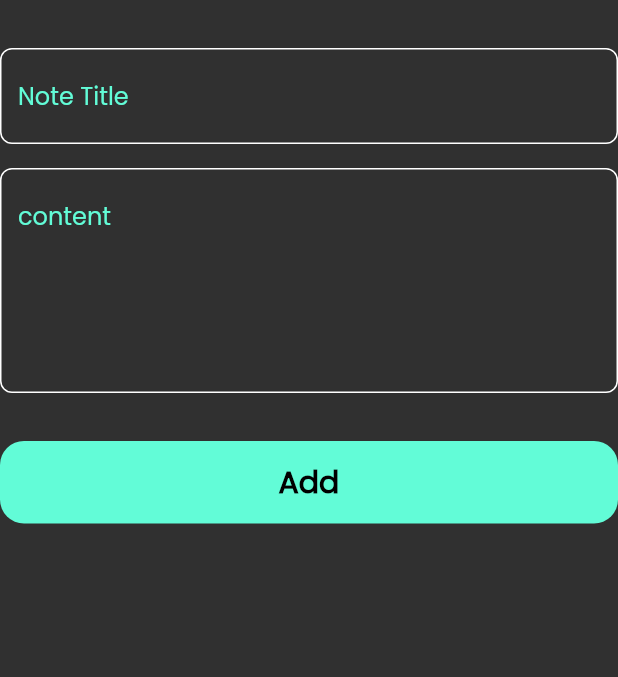
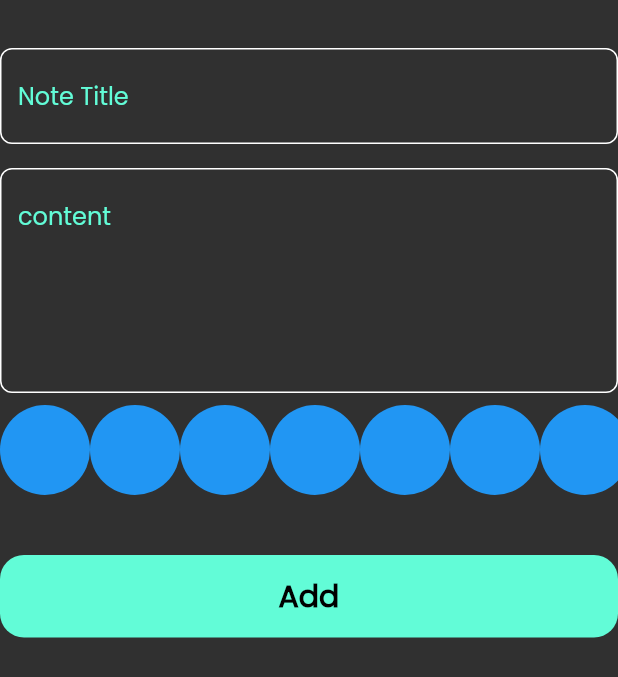
Before and after one commit to AhmedRamy2000/Noto_app, a Flutter app: what addNoteForm() shows on an empty page, opened directly, on a phone screen of 412 x 824 dp. Shown: the top 677 px of the screen. Run offline on Flutter 3.47's test engine with Material 2 defaults, Android fonts, the phone set to English and light mode, and no system bars; our stand-ins replace bloc, flutter_bloc, font_awesome_flutter, hive, hive_flutter, modal_progress_hud_nsn; accounts and stored records are empty.

Commit message:
add colors list view

```diff
--- a/lib/widgets/add_note_form.dart
+++ b/lib/widgets/add_note_form.dart
@@ -3,6 +3,7 @@ import 'package:flutter_bloc/flutter_bloc.dart';
 import 'package:intl/intl.dart';
 import 'package:notesapp/cubits/cubit/add_note_cubit_cubit.dart';
 import 'package:notesapp/models/notes_model.dart';
+import 'package:notesapp/widgets/colors_list_view.dart';
 import 'package:notesapp/widgets/custom_botton.dart';
 import 'package:notesapp/widgets/custom_text_field.dart';
 
@@ -42,6 +43,7 @@ class _addNoteFormState extends State<addNoteForm> {
                 subtitle = value;
               },
             ),
+            ColorsListView(),
             const SizedBox(height: 32),
             BlocBuilder<AddNoteCubitCubit, AddNoteCubitState>(
                 builder: (context, state) {
--- /dev/null
+++ b/lib/widgets/colors_list_view.dart
@@ -0,0 +1,30 @@
+import 'package:flutter/material.dart';
+
+class colorItem extends StatelessWidget {
+  const colorItem({super.key});
+
+  @override
+  Widget build(BuildContext context) {
+    return const CircleAvatar(
+      radius: 30,
+      backgroundColor: Colors.blue,
+    );
+  }
+}
+
+class ColorsListView extends StatelessWidget {
+  const ColorsListView({super.key});
+
+  @override
+  Widget build(BuildContext context) {
+    return SizedBox(
+      height:76,
+      child: ListView.builder(
+          itemBuilder: (context, index) {
+            return const colorItem();
+          },
+          itemCount: 10,
+          scrollDirection: Axis.horizontal),
+    );
+  }
+}
```
